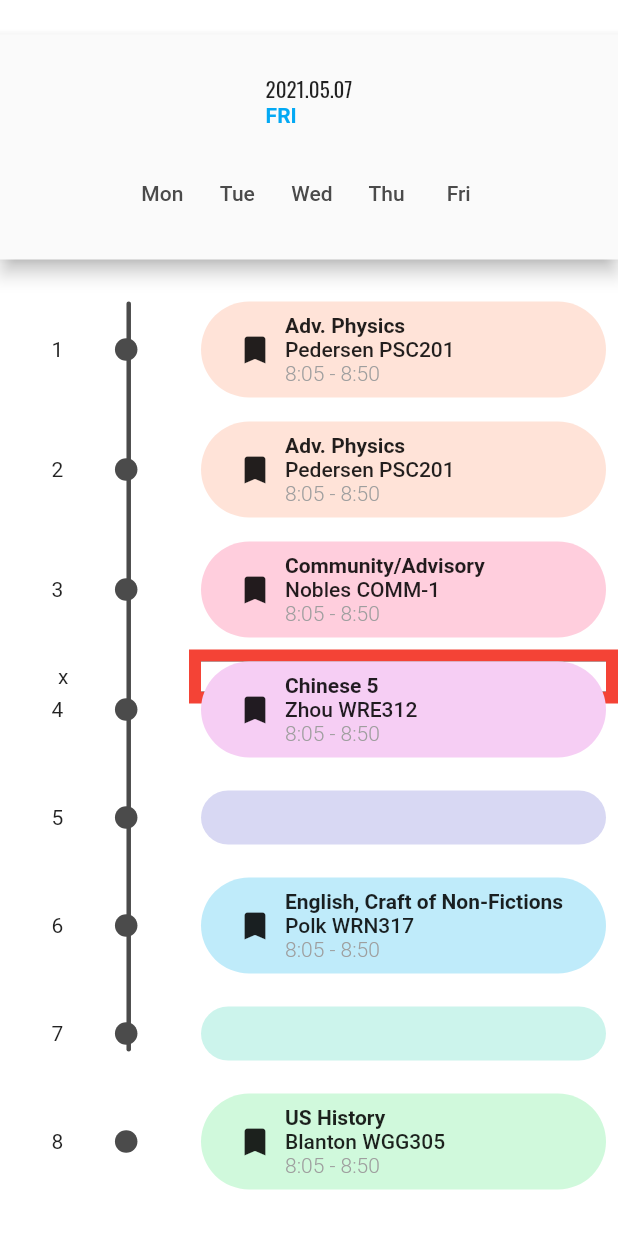
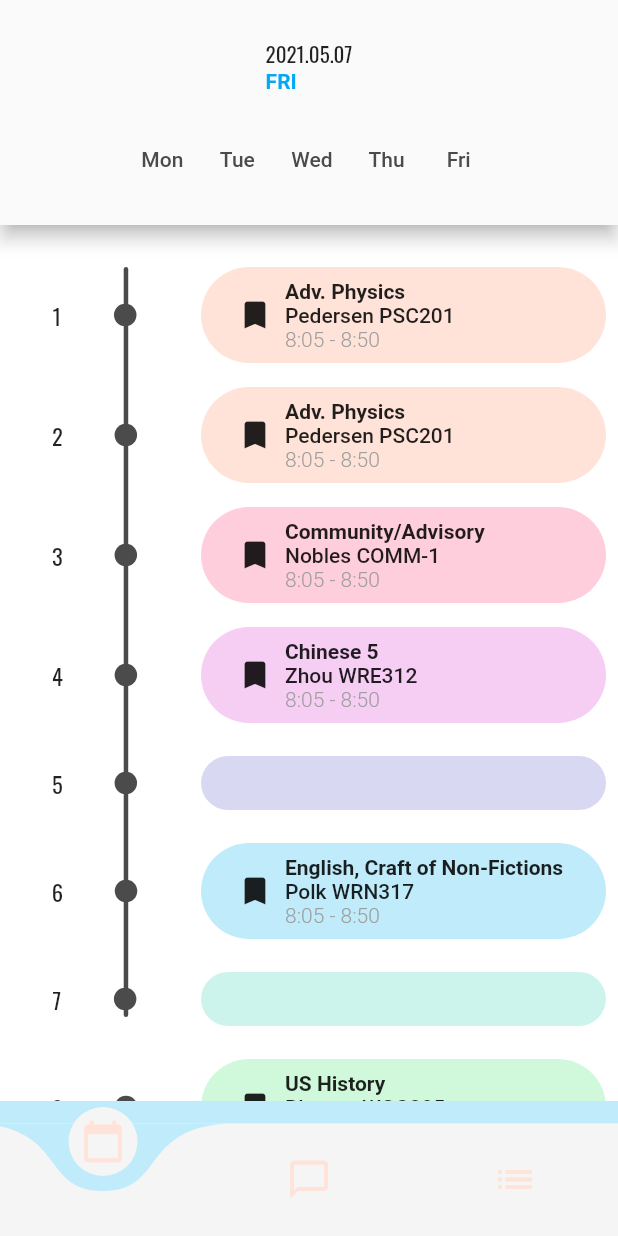
Before and after one commit to Seb-Park/My-Milton, a Flutter app: the screen it shows after launch, on a phone screen of 412 x 824 dp. Run offline on Flutter 3.47's test engine with Material 2 defaults, Android fonts, the phone set to English and light mode, and no system bars; drawn by our look-alikes of curved_navigation_bar.

Commit message:
Add navbar.

```diff
--- a/my_milton/lib/main.dart
+++ b/my_milton/lib/main.dart
@@ -1,4 +1,5 @@
 import 'package:flutter/material.dart';
+import 'package:my_milton/screens/home.dart';
 import 'screens/schedule/schedule.dart';
 
 final Color darkBlue = Color.fromARGB(255, 18, 32, 47);
@@ -15,7 +16,7 @@ class MyApp extends StatelessWidget {
       debugShowCheckedModeBanner: false,
       home: Scaffold(
         body: Center(
-          child: Schedule(),
+          child: HomeWrapper(),
         ),
       ),
     );
--- /dev/null
+++ b/my_milton/lib/screens/home.dart
@@ -0,0 +1,36 @@
+import 'package:curved_navigation_bar/curved_navigation_bar.dart';
+import 'package:flutter/material.dart';
+import 'package:my_milton/screens/schedule/schedule.dart';
+import 'package:my_milton/values/constants.dart';
+
+class HomeWrapper extends StatefulWidget {
+  HomeWrapper({Key key}) : super(key: key);
+
+  @override
+  _HomeWrapperState createState() => _HomeWrapperState();
+}
+
+class _HomeWrapperState extends State<HomeWrapper> {
+  @override
+  Widget build(BuildContext context) {
+    return Scaffold(
+      bottomNavigationBar: Container(
+        decoration: BoxDecoration(
+            border: Border(top: BorderSide(color: paleBlue, width: 15))),
+        child: CurvedNavigationBar(
+          backgroundColor: paleBlue,
+          color: navBarColor,
+          items: <Widget>[
+            Icon(Icons.calendar_today, size: 30, color: paleOrange,),
+            Icon(Icons.chat_bubble_outline, size: 30, color: paleOrange,),
+            Icon(Icons.list, size: 30, color: paleOrange,),
+          ],
+          onTap: (index) {
+            //Handle button tap
+          },
+        ),
+      ),
+      body: Schedule(),
+    );
+  }
+}
--- a/my_milton/lib/screens/schedule/components/schedule_item.dart
+++ b/my_milton/lib/screens/schedule/components/schedule_item.dart
@@ -25,6 +25,10 @@ class ScheduleItem extends StatelessWidget {
                 children: [
                   Text(
                     this.period.toString(),
+                    style: TextStyle(
+                      fontFamily: 'Oswald',
+                      fontSize: schedulePeriodFontSize,
+                    ),
                   ),
                   Container(
                     height: defaultDotSize,
--- a/my_milton/lib/screens/schedule/schedule.dart
+++ b/my_milton/lib/screens/schedule/schedule.dart
@@ -36,10 +36,12 @@ class _ScheduleState extends State<Schedule> {
                           children: [
                             Text(
                               "x",
-                              style: TextStyle(),
+                              style: TextStyle(color: Colors.transparent, fontSize: schedulePeriodFontSize)
                             ),
-                            Container(
-                                width: 3,
+                            Padding(
+                              padding: const EdgeInsets.symmetric(horizontal: (defaultDotSize-defaultTimelineWidth)/2),
+                              child: Container(
+                                  width: defaultTimelineWidth,
                                   height: 500,
                                   child: Material(
                                     shape: RoundedRectangleBorder(
@@ -48,21 +50,17 @@ class _ScheduleState extends State<Schedule> {
                                                 scheduleItemBorderRadius))),
                                     color: darkGray75,
                                   )),
+                            ),
                           ],
                         ),
                       ),
                       Container(
-                        color: Colors.red,
                         child: Padding(
                           padding: const EdgeInsets.all(scheduleItemMargin),
                           child: Container(
-                              color: Colors.black,
                               child: SizedBox(
                                 width: schedulePeriodWidth,
                                 height: 20,
-                                child: Container(
-                                  color: Colors.white,
-                                ),
                               )),
                         ),
                       ),
--- a/my_milton/lib/values/constants.dart
+++ b/my_milton/lib/values/constants.dart
@@ -4,10 +4,15 @@ import 'package:flutter/material.dart';
 const double schedulePeriodWidth = 270;
 const double topBarHeight = 150;
 const double defaultDotSize = 15;
+const double defaultTimelineWidth = 3;
 const double topItemDistanceFromTop = 20;
 const double scheduleItemBorderRadius = 50;
 const double scheduleItemTextVerticalPadding = 8.0;
 const double scheduleItemMargin = 8.0;
+const double schedulePeriodFontSize = 15.0;
+
+//Scaffold
+const Color navBarColor = Color(0xFFf5f5f5);
 
 //Aaron's Class Colors
 const Color paleOrange = Color(0xFFffe3d8);
--- a/my_milton/pubspec.yaml
+++ b/my_milton/pubspec.yaml
@@ -26,6 +26,7 @@ dependencies:
   flutter_bloc: ^2.0.0
   http: ^0.12.0+2
   google_fonts:
+  curved_navigation_bar: ^0.3.7
 
 
   # The following adds the Cupertino Icons font to your application.
```
Also changed, not shown: my_milton/flutter_06.png (added), my_milton/flutter_07.png (added), my_milton/flutter_08.png (added), my_milton/flutter_09.png (added), my_milton/flutter_10.png (added), my_milton/flutter_11.png (added), my_milton/flutter_12.png (added), my_milton/pubspec.lock. Lines whose indentation alone changed are shown as unchanged.
